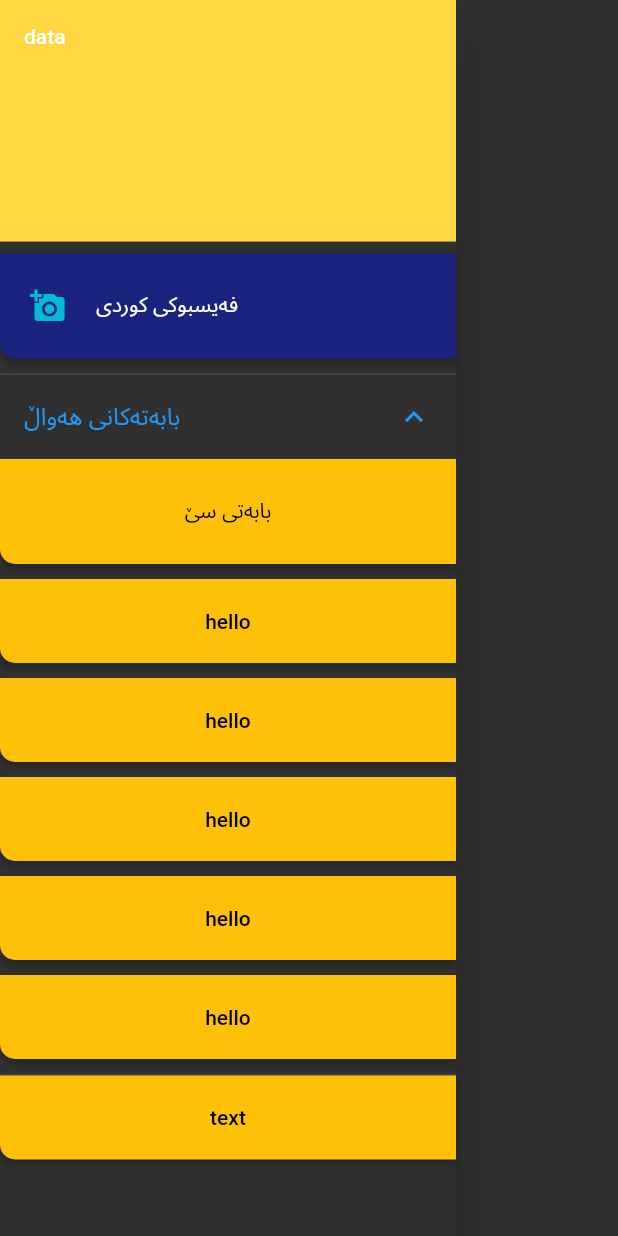
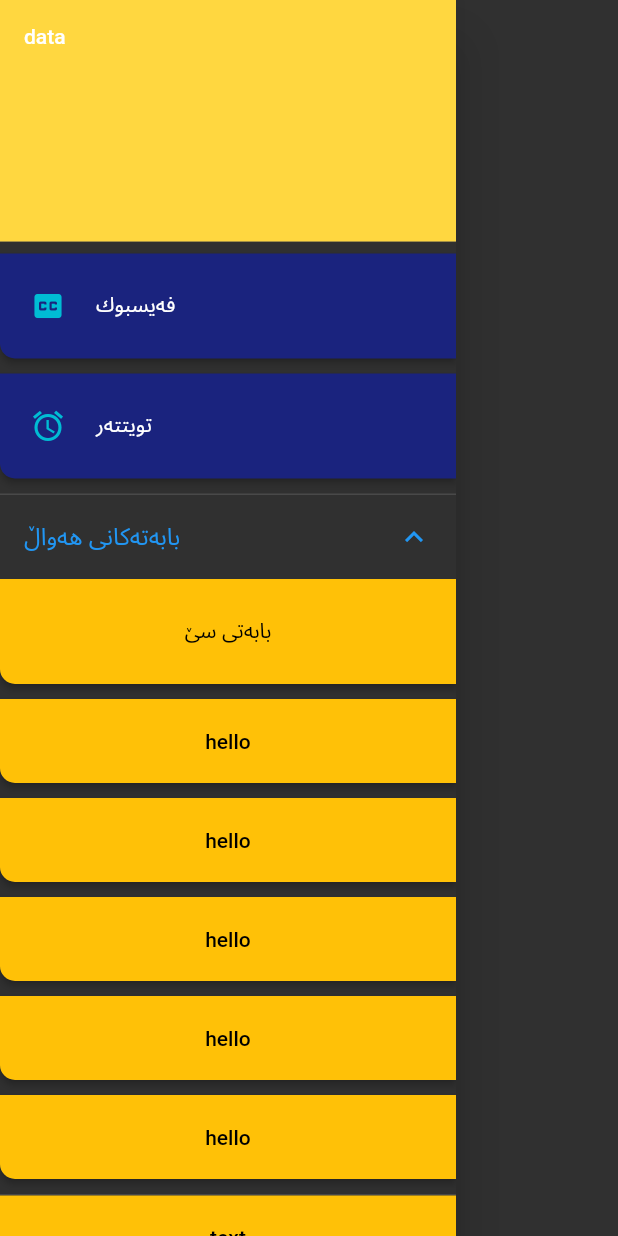
Before and after one commit to hooshyar/Flutter-Wordpress-Client, a Flutter app: what mainDrawer() shows on an empty page, opened directly, on a phone screen of 412 x 824 dp. Run offline on Flutter 3.47's test engine with Material 2 defaults, Android fonts, the phone set to English and light mode, and no system bars; our stand-ins replace flutter_html, transparent_image; network calls fail.

Commit message:
twitterBtn added

```diff
--- a/lib/src/UI/drawerWidget.dart
+++ b/lib/src/UI/drawerWidget.dart
@@ -13,8 +13,9 @@ Widget mainDrawer() {
           color: Colors.amberAccent,
         ),
       ),
-
-socialBtn("text", Icon(Icons.access_alarms), Colors.indigo[900]),
+socialBtn("فه‌یسبوك", Icons.closed_caption, Colors.indigo[900]),
+drawerBtnPadding(),
+socialBtn("تویتته‌ر", Icons.access_alarms, Colors.indigo[900]),
 
      drawerBtnPadding(),
       ExpansionTile(
@@ -70,7 +71,7 @@ Widget drawerBtn(String text) {
 }
 
 //btn social
-Widget socialBtn(String text, Widget iconData, Color color) {
+Widget socialBtn(String text, IconData iconData, Color color) {
   return Column(
       crossAxisAlignment: CrossAxisAlignment.stretch,
       children: <Widget>[
@@ -81,12 +82,12 @@ Widget socialBtn(String text, Widget iconData, Color color) {
           child: Row(
             children: <Widget>[
               Icon(
-                Icons.add_a_photo,
+               iconData,
                 color: Colors.cyan,
               ),
               Padding(padding: EdgeInsets.all(10.0)),
               Text(
-                'فه‌یسبوكی كوردی',
+                text,
                 style: TextStyle(color: Colors.white),
               )
             ],
```
